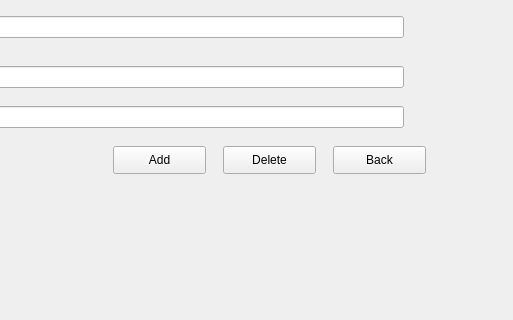
The window that aircraft .ui (Muneeba-Badar/DB-Final-Project) describes before a commit, drawn with Qt 5; both pictures show x 287 to 800 and y 104 to 424 of the 800 by 580 pixel window.
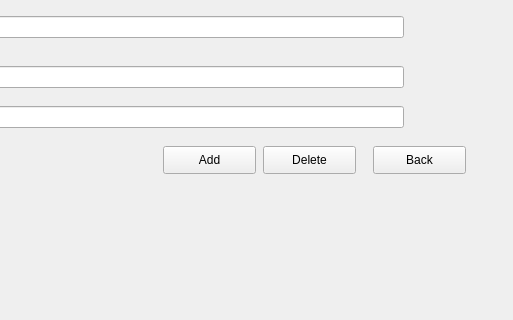
The same window after the commit.

The edit to the form file:
```diff
--- a/aircraft .ui
+++ b/aircraft .ui
@@ -138,7 +138,7 @@
    <widget class="QPushButton" name="deleteAircarft">
     <property name="geometry">
      <rect>
-      <x>510</x>
+      <x>550</x>
       <y>250</y>
       <width>93</width>
       <height>28</height>
@@ -151,7 +151,7 @@
    <widget class="QPushButton" name="addAircraft">
     <property name="geometry">
      <rect>
-      <x>400</x>
+      <x>450</x>
       <y>250</y>
       <width>93</width>
       <height>28</height>
@@ -164,7 +164,7 @@
    <widget class="QPushButton" name="addAircraft_2">
     <property name="geometry">
      <rect>
-      <x>620</x>
+      <x>660</x>
       <y>250</y>
       <width>93</width>
       <height>28</height>
```
Left out of the diff: 6 changed lines with no effect on the pictures.
